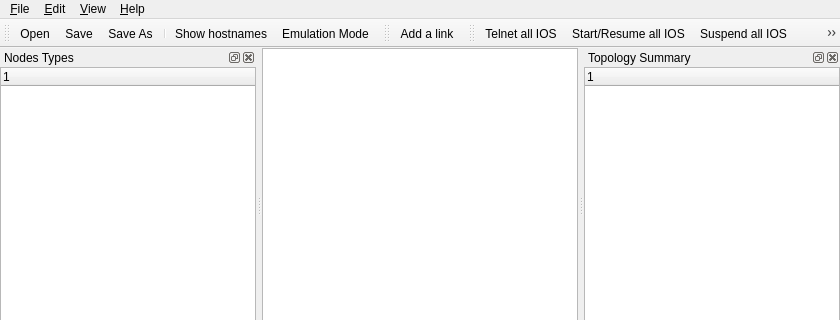
Before: the Qt Designer form src/GNS3/Ui/Form_MainWindow.ui in GNS3/gns3-legacy, drawn with Qt 5; both pictures show x 0 to 840 and y 0 to 320 of the 840 by 600 pixel window.
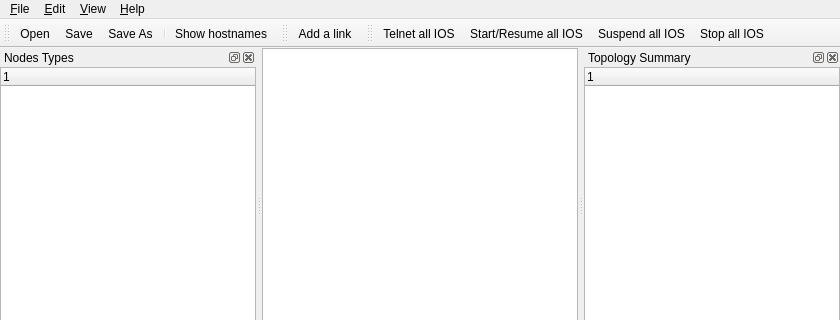
After: the same form once the commit is applied. Icons and pictures are not drawn. Custom widgets are drawn as their Qt base class.

What changed in the file:
```diff
--- a/src/GNS3/Ui/Form_MainWindow.ui
+++ b/src/GNS3/Ui/Form_MainWindow.ui
@@ -132,7 +132,6 @@
    <addaction name="action_SaveAs" />
    <addaction name="separator" />
    <addaction name="action_ShowHostnames" />
-   <addaction name="action_SwitchMode" />
   </widget>
   <widget class="QDockWidget" name="dockWidget_NodeTypes" >
    <property name="allowedAreas" >
@@ -391,14 +390,6 @@
     <string>Add a link</string>
    </property>
   </action>
-  <action name="action_SwitchMode" >
-   <property name="icon" >
-    <iconset resource="../../../../gns3-artwork/svg_resources.qrc" >:/icons/view-refresh.svg</iconset>
-   </property>
-   <property name="text" >
-    <string>Emulation Mode</string>
-   </property>
-  </action>
   <action name="action_IOS_images" >
    <property name="text" >
     <string>IOS images and hypervisors</string>
```
